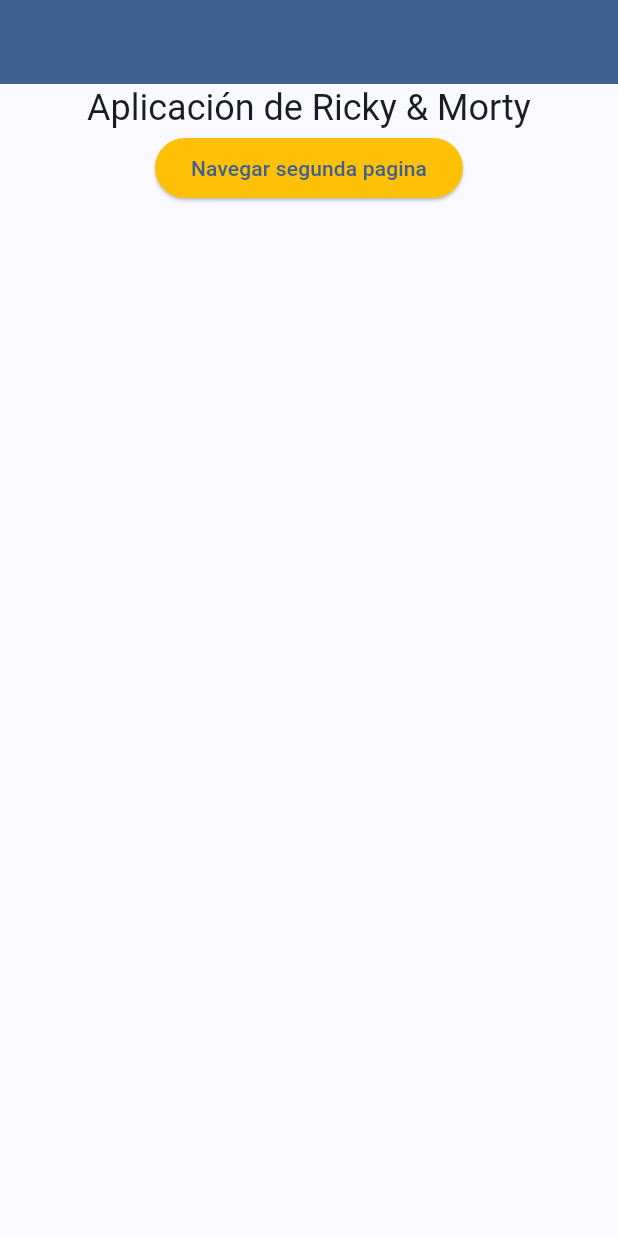
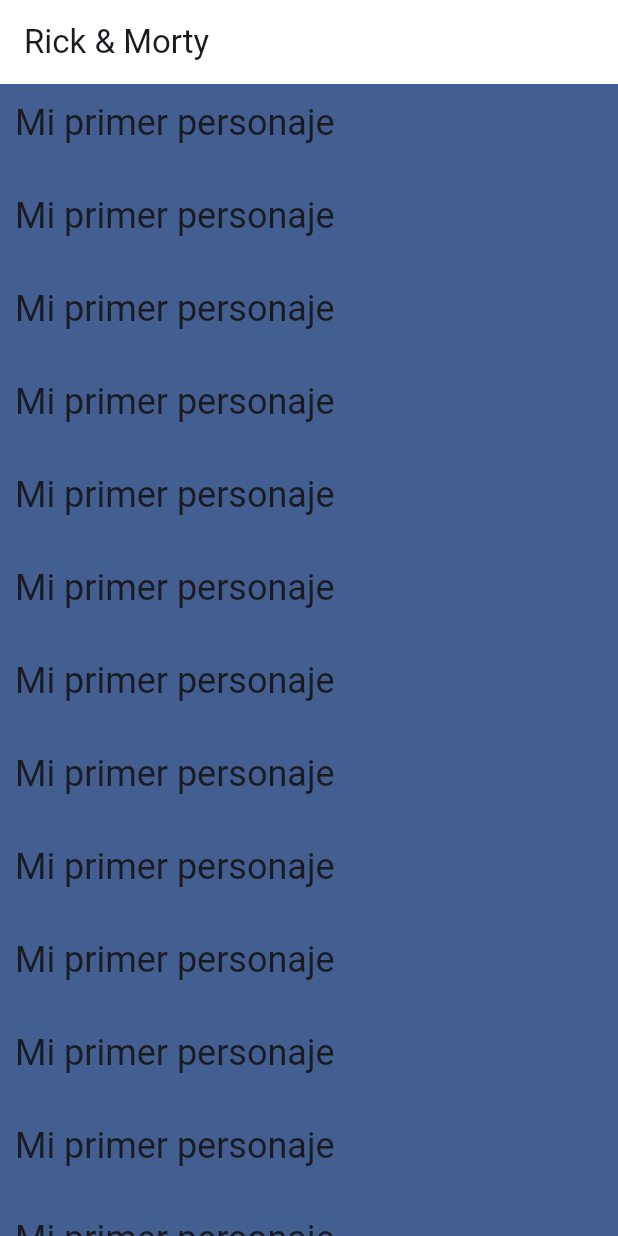
Before and after one commit to lbianfa/ram_app, a Flutter app: the screen it shows after launch, on a phone screen of 412 x 824 dp. Run offline on Flutter 3.47's test engine with Material 3 defaults, Android fonts, the light colour scheme and no system bars; our stand-ins replace go_router.

Commit message:
character_card component added

```diff
--- /dev/null
+++ b/lib/components/character_card.dart
@@ -0,0 +1,15 @@
+import 'package:flutter/material.dart';
+
+class CharacterCard extends StatelessWidget {
+  final String name;
+
+  const CharacterCard(this.name, {super.key});
+
+  @override
+  Widget build(BuildContext context) {
+    return Container(
+      margin: EdgeInsets.only(bottom: 30),
+      child: Text(name, style: Theme.of(context).textTheme.headlineSmall),
+    );
+  }
+}
--- a/lib/main.dart
+++ b/lib/main.dart
@@ -13,9 +13,9 @@
   Widget build(BuildContext context) {
     return MaterialApp.router(
       routerConfig: appRouter,
-      title: 'Ricky & Morty App',
+      title: 'Rick & Morty',
       theme: ThemeData(
-        colorScheme: ColorScheme.fromSeed(seedColor: Color(0xFF202329)),
+        colorScheme: ColorScheme.fromSeed(seedColor: Color(0xFF1B263B)),
       ),
     );
   }
--- a/lib/pages/home_page.dart
+++ b/lib/pages/home_page.dart
@@ -1,4 +1,5 @@
 import 'package:flutter/material.dart';
+import 'package:ram_app/components/character_card.dart';
 
 class HomePage extends StatelessWidget {
   const HomePage({super.key});
@@ -6,19 +7,28 @@
   @override
   Widget build(BuildContext context) {
     return Scaffold(
-      appBar: AppBar(backgroundColor: Theme.of(context).colorScheme.primary),
+      appBar: AppBar(
+        backgroundColor: Colors.white,
+        title: Text("Rick & Morty"),
+      ),
+      backgroundColor: Theme.of(context).colorScheme.primary,
       body: Center(
-        child: Column(
+        child: ListView(
+          padding: const EdgeInsets.all(10),
           children: [
-            Text(
-              "Aplicación de Ricky & Morty",
-              style: Theme.of(context).textTheme.headlineSmall,
-            ),
-            ElevatedButton(
-              onPressed: () {},
-              style: ElevatedButton.styleFrom(backgroundColor: Colors.amber),
-              child: Text("Navegar segunda pagina"),
-            ),
+            CharacterCard("Mi primer personaje"),
+            CharacterCard("Mi primer personaje"),
+            CharacterCard("Mi primer personaje"),
+            CharacterCard("Mi primer personaje"),
+            CharacterCard("Mi primer personaje"),
+            CharacterCard("Mi primer personaje"),
+            CharacterCard("Mi primer personaje"),
+            CharacterCard("Mi primer personaje"),
+            CharacterCard("Mi primer personaje"),
+            CharacterCard("Mi primer personaje"),
+            CharacterCard("Mi primer personaje"),
+            CharacterCard("Mi primer personaje"),
+            CharacterCard("Mi primer personaje"),
           ],
         ),
       ),
```
